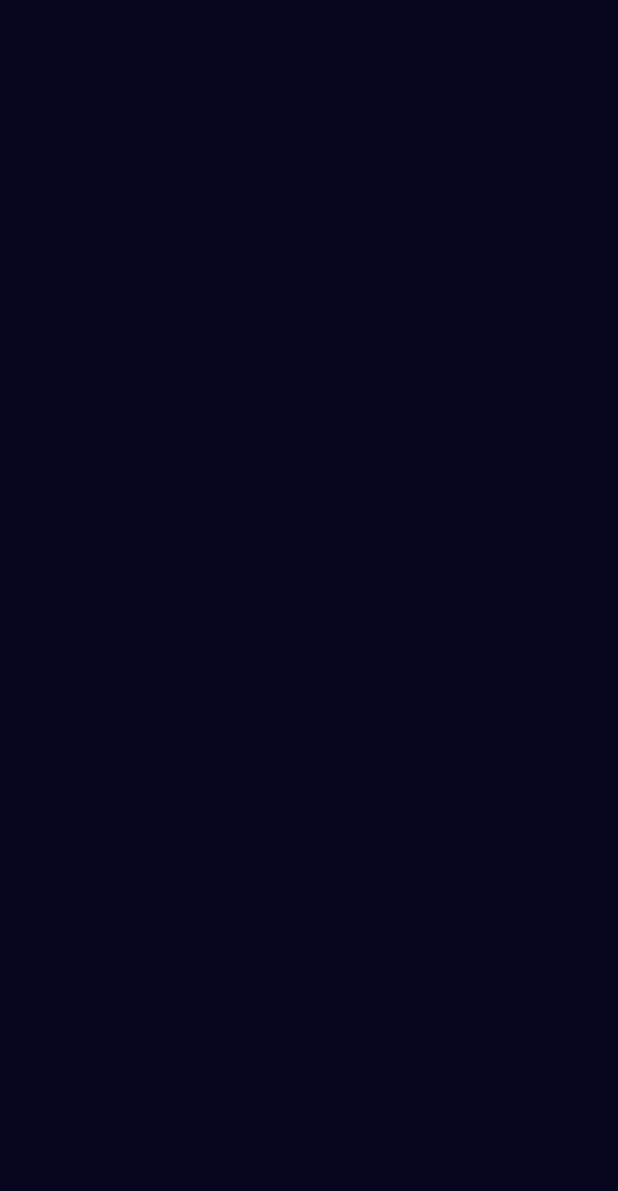
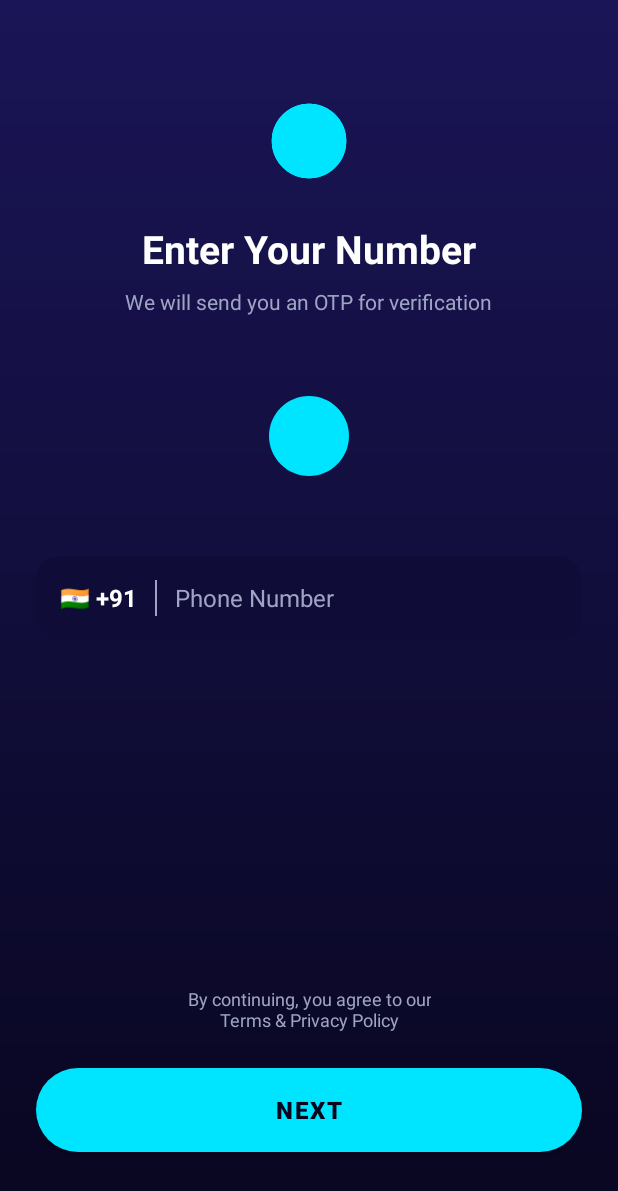
Before and after one commit to movieplayonion-byte/Calling, an Android app: the PhoneAuthActivity screen opened directly, with no data from a screen before it, on a phone screen of 412 x 824 dp. Before the commit the part shown is empty. Shown: the top 1191 px of the screen. Run offline under Robolectric (Android 15) with nearby library versions, the phone set to English and light mode, and no system bars.

Commit message:
Update layout for phone authentication screen

```diff
--- a/app/src/main/res/layout/activity_phone_auth.xml
+++ b/app/src/main/res/layout/activity_phone_auth.xml
@@ -1,7 +1,122 @@
 <?xml version="1.0" encoding="utf-8"?>
 <androidx.constraintlayout.widget.ConstraintLayout xmlns:android="http://schemas.android.com/apk/res/android"
+    xmlns:app="http://schemas.android.com/apk/res-auto"
     android:layout_width="match_parent"
     android:layout_height="match_parent"
-    android:background="@color/navy_dark">
-    <!-- Structure placeholder for activity_phone_auth.xml - to be updated in Phase 2 -->
+    android:background="@drawable/bg_dark_gradient"
+    android:padding="24dp">
+
+    <ImageView
+        android:id="@+id/ivLogoAuth"
+        android:layout_width="60dp"
+        android:layout_height="60dp"
+        android:layout_marginTop="40dp"
+        android:src="@drawable/ic_wprd_logo"
+        app:layout_constraintEnd_toEndOf="parent"
+        app:layout_constraintStart_toStartOf="parent"
+        app:layout_constraintTop_toTopOf="parent" />
+
+    <TextView
+        android:id="@+id/tvAuthTitle"
+        android:layout_width="wrap_content"
+        android:layout_height="wrap_content"
+        android:layout_marginTop="24dp"
+        android:text="Enter Your Number"
+        android:textColor="@color/text_white"
+        android:textSize="26sp"
+        android:textStyle="bold"
+        app:layout_constraintEnd_toEndOf="parent"
+        app:layout_constraintStart_toStartOf="parent"
+        app:layout_constraintTop_toBottomOf="@+id/ivLogoAuth" />
+
+    <TextView
+        android:id="@+id/tvAuthSubtitle"
+        android:layout_width="wrap_content"
+        android:layout_height="wrap_content"
+        android:layout_marginTop="8dp"
+        android:text="We will send you an OTP for verification"
+        android:textColor="@color/text_secondary"
+        android:textSize="14sp"
+        app:layout_constraintEnd_toEndOf="parent"
+        app:layout_constraintStart_toStartOf="parent"
+        app:layout_constraintTop_toBottomOf="@+id/tvAuthTitle" />
+
+    <ImageView
+        android:id="@+id/ivLockIcon"
+        android:layout_width="64dp"
+        android:layout_height="64dp"
+        android:layout_marginTop="48dp"
+        android:src="@drawable/ic_lock"
+        app:layout_constraintEnd_toEndOf="parent"
+        app:layout_constraintStart_toStartOf="parent"
+        app:layout_constraintTop_toBottomOf="@+id/tvAuthSubtitle" />
+
+    <!-- Phone Input Container -->
+    <LinearLayout
+        android:id="@+id/layoutPhoneInput"
+        android:layout_width="0dp"
+        android:layout_height="56dp"
+        android:layout_marginTop="48dp"
+        android:background="@drawable/bg_input_field"
+        android:gravity="center_vertical"
+        android:orientation="horizontal"
+        android:paddingHorizontal="16dp"
+        app:layout_constraintEnd_toEndOf="parent"
+        app:layout_constraintStart_toStartOf="parent"
+        app:layout_constraintTop_toBottomOf="@+id/ivLockIcon">
+
+        <TextView
+            android:id="@+id/tvCountryCode"
+            android:layout_width="wrap_content"
+            android:layout_height="wrap_content"
+            android:text="🇮🇳 +91"
+            android:textColor="@color/text_white"
+            android:textSize="16sp"
+            android:textStyle="bold" />
+
+        <View
+            android:layout_width="1dp"
+            android:layout_height="24dp"
+            android:layout_marginHorizontal="12dp"
+            android:background="@color/text_secondary" />
+
+        <EditText
+            android:id="@+id/etPhoneNumber"
+            android:layout_width="match_parent"
+            android:layout_height="match_parent"
+            android:background="@null"
+            android:hint="Phone Number"
+            android:inputType="phone"
+            android:textColor="@color/text_white"
+            android:textColorHint="@color/text_secondary"
+            android:textSize="16sp" />
+    </LinearLayout>
+
+    <TextView
+        android:id="@+id/tvTerms"
+        android:layout_width="wrap_content"
+        android:layout_height="wrap_content"
+        android:layout_marginBottom="24dp"
+        android:gravity="center"
+        android:text="By continuing, you agree to our\nTerms &amp; Privacy Policy"
+        android:textColor="@color/text_secondary"
+        android:textSize="12sp"
+        app:layout_constraintBottom_toTopOf="@+id/btnNextAuth"
+        app:layout_constraintEnd_toEndOf="parent"
+        app:layout_constraintStart_toStartOf="parent" />
+
+    <Button
+        android:id="@+id/btnNextAuth"
+        android:layout_width="0dp"
+        android:layout_height="56dp"
+        android:layout_marginBottom="32dp"
+        android:background="@drawable/bg_cyan_button"
+        android:text="Next"
+        android:textColor="@color/navy_dark"
+        android:textSize="16sp"
+        android:textStyle="bold"
+        app:layout_constraintBottom_toBottomOf="parent"
+        app:layout_constraintEnd_toEndOf="parent"
+        app:layout_constraintStart_toStartOf="parent" />
+
 </androidx.constraintlayout.widget.ConstraintLayout>
```
